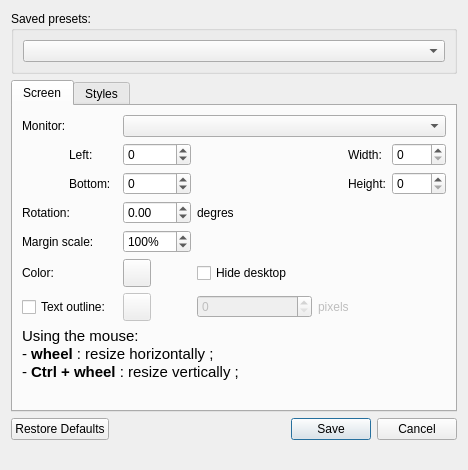
Subtivals/subtivals, file src/configeditor.ui: the form before one commit.
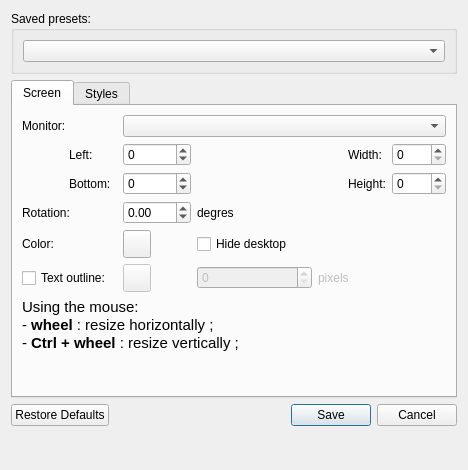
The form after the commit. Icons and pictures are not drawn.

Commit message: Remove usage of zoom (ref #202)

Diff of the .ui file:
```diff
--- a/src/configeditor.ui
+++ b/src/configeditor.ui
@@ -165,7 +165,7 @@
            </property>
           </widget>
          </item>
-         <item row="8" column="4">
+         <item row="7" column="4">
           <spacer name="verticalSpacer">
            <property name="orientation">
             <enum>Qt::Vertical</enum>
@@ -178,7 +178,7 @@
            </property>
           </spacer>
          </item>
-         <item row="7" column="0" colspan="8">
+         <item row="6" column="0" colspan="8">
           <widget class="QLabel" name="label_6">
            <property name="text">
             <string>&lt;!DOCTYPE HTML PUBLIC &quot;-//W3C//DTD HTML 4.0//EN&quot; &quot;http://www.w3.org/TR/REC-html40/strict.dtd&quot;&gt;
@@ -261,72 +261,37 @@
            </property>
           </widget>
          </item>
-         <item row="5" column="0" colspan="2">
+         <item row="4" column="0" colspan="2">
           <widget class="QLabel" name="label_13">
            <property name="text">
             <string>Color:</string>
            </property>
           </widget>
          </item>
-         <item row="5" column="3">
-          <widget class="QPushButton" name="btnColor">
-           <property name="minimumSize">
-            <size>
-             <width>28</width>
-             <height>28</height>
-            </size>
-           </property>
-           <property name="maximumSize">
-            <size>
-             <width>28</width>
-             <height>28</height>
-            </size>
-           </property>
-          </widget>
-         </item>
-         <item row="4" column="0" colspan="2">
-          <widget class="QLabel" name="label_14">
-           <property name="toolTip">
-            <string>Scale styles and events margin. No effect for margins at 0.</string>
-           </property>
-           <property name="text">
-            <string>Margin scale:</string>
-           </property>
-          </widget>
-         </item>
          <item row="4" column="3">
-          <widget class="QDoubleSpinBox" name="zoom">
-           <property name="toolTip">
-            <string>Scale styles and events margin. No effect for margins at 0.</string>
+          <widget class="QPushButton" name="btnColor">
+           <property name="minimumSize">
+            <size>
+             <width>28</width>
+             <height>28</height>
+            </size>
            </property>
-           <property name="suffix">
-            <string>%</string>
-           </property>
-           <property name="decimals">
-            <number>0</number>
-           </property>
-           <property name="minimum">
-            <double>0.000000000000000</double>
-           </property>
-           <property name="maximum">
-            <double>1000.000000000000000</double>
-           </property>
-           <property name="singleStep">
-            <double>1.000000000000000</double>
-           </property>
-           <property name="value">
-            <double>100.000000000000000</double>
+           <property name="maximumSize">
+            <size>
+             <width>28</width>
+             <height>28</height>
+            </size>
            </property>
           </widget>
          </item>
-         <item row="6" column="0" colspan="2">
+         <item row="5" column="0" colspan="2">
           <widget class="QCheckBox" name="chkOutline">
            <property name="text">
             <string>Text outline:</string>
            </property>
           </widget>
          </item>
-         <item row="6" column="3">
+         <item row="5" column="3">
           <widget class="QPushButton" name="btnOutlineColor">
            <property name="enabled">
             <bool>false</bool>
@@ -348,7 +313,7 @@
            </property>
           </widget>
          </item>
-         <item row="6" column="4">
+         <item row="5" column="4">
           <widget class="QSpinBox" name="outlineWidth">
            <property name="enabled">
             <bool>false</bool>
@@ -362,7 +327,7 @@
            </property>
           </widget>
          </item>
-         <item row="6" column="5" colspan="3">
+         <item row="5" column="5" colspan="3">
           <widget class="QLabel" name="label_15">
            <property name="enabled">
             <bool>false</bool>
@@ -372,7 +337,7 @@
            </property>
           </widget>
          </item>
-         <item row="5" column="4" colspan="4">
+         <item row="4" column="4" colspan="4">
           <widget class="QCheckBox" name="hideDesktop">
            <property name="text">
             <string>Hide desktop</string>
```
Left out of the diff: 50 changed lines with no effect on the pictures. The commit also changes 6 other files.
